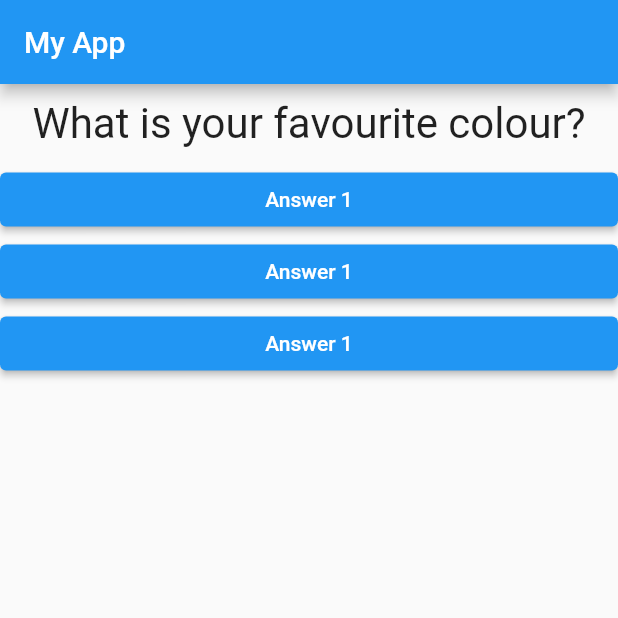
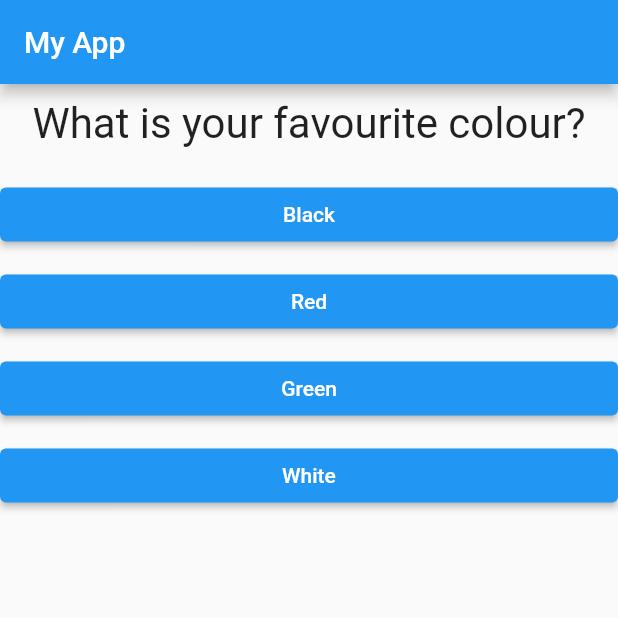
Before and after one commit to RitikaT19/Flutter, a Flutter app: the screen it shows after launch, on a phone screen of 412 x 824 dp, the top half of it. Run offline on Flutter 3.47's test engine with Material 2 defaults, Android fonts, the phone set to English and light mode, and no system bars.

Commit message:
feat: used map function for getting ques and answer

```diff
--- a/proj/lib/answer.dart
+++ b/proj/lib/answer.dart
@@ -2,15 +2,21 @@ import 'package:flutter/material.dart';
 
 class Answer extends StatelessWidget {
   final void Function() selectHandler;
-  Answer(this.selectHandler);
+  final String answerText;
+  Answer(this.selectHandler, this.answerText);
 
   @override
   Widget build(BuildContext context) {
     return Container(
+      padding: EdgeInsets.only(top: 10),
       width: double.infinity,
       child: ElevatedButton(
+        style: ElevatedButton.styleFrom(
+          primary: Colors.blue,
+          onPrimary: Colors.white,
+        ),
               //color: Colors.blue,
-              child: Text('Answer 1'),
+              child: Text(answerText),
               onPressed:selectHandler,
             ),
 
--- a/proj/lib/main.dart
+++ b/proj/lib/main.dart
@@ -7,7 +7,6 @@ void main() {
 }
 
 class MyApp extends StatefulWidget {
-
   State<StatefulWidget> createState() {
     return _MyAppState();
   }
@@ -22,12 +21,24 @@ class _MyAppState extends State<MyApp> {
 
     print(_questionIndex);
   }
+
   @override
   Widget build(BuildContext context) {
     @override
     var questions = [
-      'What is your favourite colour?',
-      'What is your favourite animal?',
+      //Can also be created as Map()
+      {
+        'questionText': 'What is your favourite colour?',
+        "answer": ['Black', 'Red', 'Green', 'White'],
+      },
+      {
+        'questionText': 'What is your favourite animal?',
+        'answer': ['Lion', 'Dog', 'Elephant', 'Rabbit'],
+      },
+      {
+        'questionText': 'Which is your favourite place?',
+        'answer': ['New Delhi', 'Kolkata', 'Kashmir', 'Goa'],
+      }
     ];
     return MaterialApp(
       home: Scaffold(
@@ -36,10 +47,11 @@ class _MyAppState extends State<MyApp> {
         ),
         body: Column(
           children: [
-            Question(questions[_questionIndex]),
-            Answer(_answerQuestion),
-            Answer(_answerQuestion),
-            Answer(_answerQuestion),
+            Question(questions[_questionIndex]['questionText'].toString()),
+            ...(questions[_questionIndex]['answer']as List<String>).map((answer){
+              return Answer(_answerQuestion, answer);
+            }).toList()
+
           ],
         ),
       ),
```
